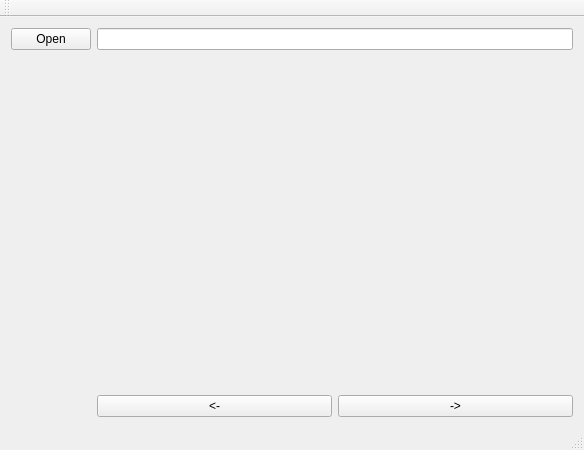
This is mainwindow.ui in ArtisticZhao/imager as Qt 5 draws it before an edit. The edited form follows.
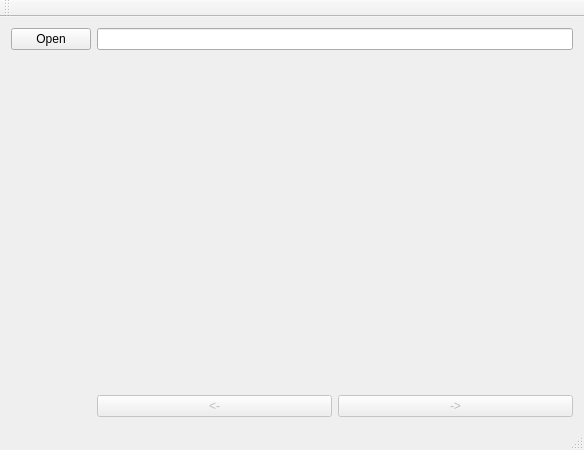
This is the edited form.

What changed in the file:
```diff
--- a/mainwindow.ui
+++ b/mainwindow.ui
@@ -30,6 +30,9 @@
     </item>
     <item row="2" column="2">
      <widget class="QPushButton" name="right">
+      <property name="enabled">
+       <bool>false</bool>
+      </property>
       <property name="text">
        <string>-&gt;</string>
       </property>
@@ -60,6 +63,9 @@
     </item>
     <item row="2" column="1">
      <widget class="QPushButton" name="left">
+      <property name="enabled">
+       <bool>false</bool>
+      </property>
       <property name="styleSheet">
        <string notr="true"/>
       </property>
```
